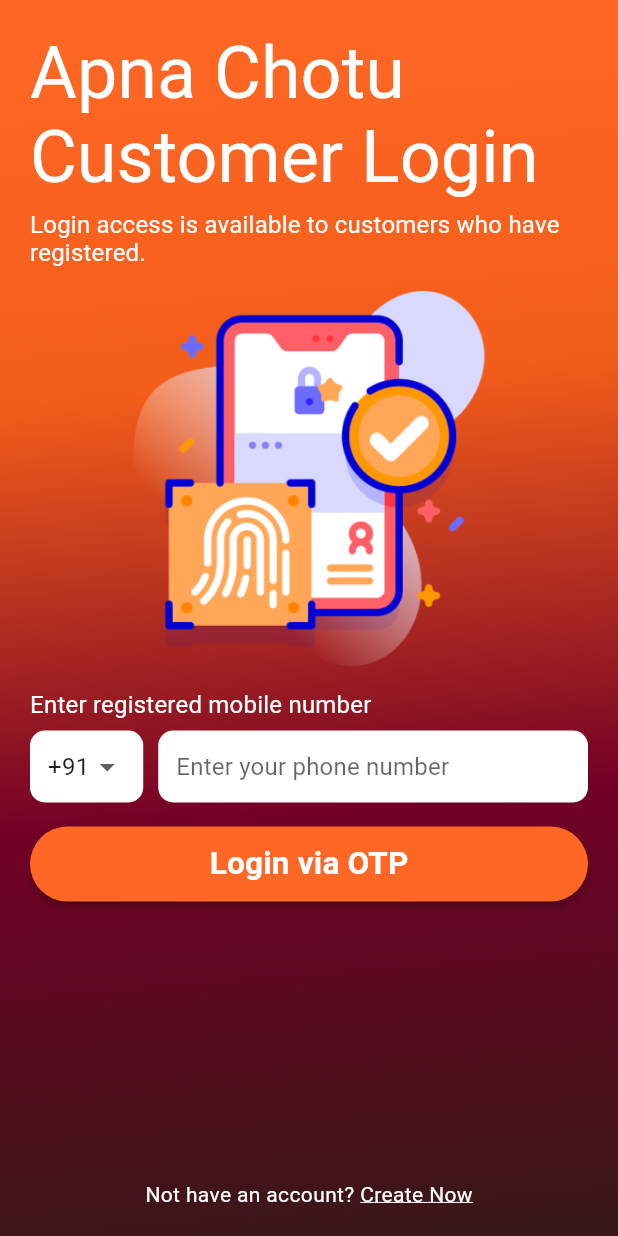
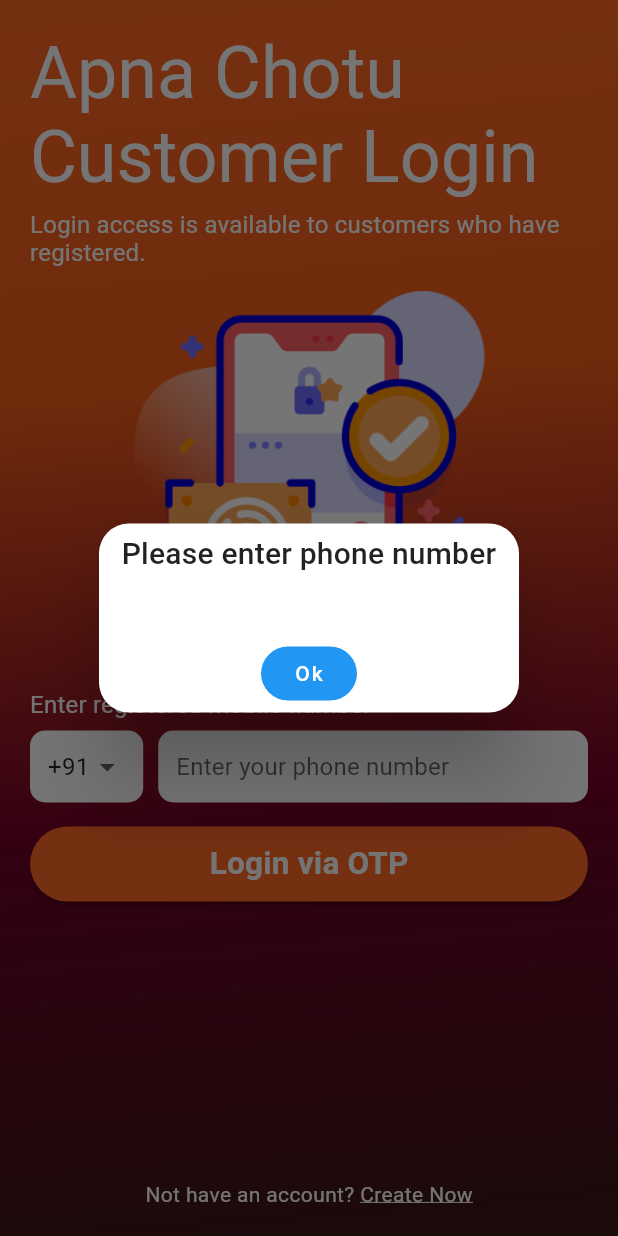
Before and after one commit to ChandraChaan/apna_chotu_app, a Flutter app: the AuthScreen screen opened by its route, after a tap on "Login via OTP", on a phone screen of 412 x 824 dp. Run offline on Flutter 3.47's test engine with Material 2 defaults, Android fonts, the phone set to English and light mode, and no system bars; our stand-ins replace cached_network_image, connectivity, dio, dots_indicator, get, get_storage; accounts and stored records are empty.

Commit message:
resolved the errors

```diff
--- a/lib/Infrastructure/auth_param.dart
+++ b/lib/Infrastructure/auth_param.dart
@@ -20,7 +20,7 @@ class AuthParam {
   NetworkDataClass getParam() {
     return NetworkDataClass(
         baseUrl: Helpers.baseUrl,
-        extendedUrl: email != null ? Helpers.login : Helpers.signup,
+        extendedUrl: /*(email != null || email!.isNotEmpty) ? Helpers.signup :*/ Helpers.login,
 
         options: Options(
           headers: {"content-type": "application/json"},
--- a/lib/network/apna_chota_app_network.dart
+++ b/lib/network/apna_chota_app_network.dart
@@ -9,10 +9,10 @@ import 'Logger.dart';
 import 'network_data_class.dart';
 import 'network_strings.dart';
 
-final loadingNetwork = LoadingNetwork();
+final apnaChotaAppNetwork = ApnaChotaAppNetwork();
 final Dio _dio = Dio();
 
-class LoadingNetwork {
+class ApnaChotaAppNetwork {
   Future<dynamic> getAPIResponse(dynamic dynamicData) async {
     print('network layer arrived');
     // NetworkDataClass networkDataClass = dynamicData.getParam();
--- a/lib/presentation/auth_screen.dart
+++ b/lib/presentation/auth_screen.dart
@@ -1,4 +1,6 @@
+import 'package:apna_chotu_app/Application/controller/auth_controller.dart';
 import 'package:flutter/material.dart';
+import 'package:get/get.dart';
 import '../utils/linear_background.dart';
 import '../utils/rounded_button.dart';
 
@@ -10,6 +12,8 @@ class AuthScreen extends StatefulWidget {
 }
 
 class _AuthScreenState extends State<AuthScreen> {
+  final AuthController authController = Get.find();
+
   bool signup = false;
   List<String> countryCodes = ['+1', '+44', '+91', '+86'];
   String selectedCountryCode = '+91';
@@ -42,19 +46,6 @@ class _AuthScreenState extends State<AuthScreen> {
                         fontWeight: FontWeight.w400),
                   ),
                   const SizedBox(height: 16),
-                  // BlocBuilder<LoginCubit, LoginState>(
-                  //   builder: (context, state) {
-                  //     if (state == LoginState.loading) {
-                  //       return const CircularProgressIndicator();
-                  //     } else if (state == LoginState.success) {
-                  //       return const Text('Login Successful!');
-                  //     } else if (state == LoginState.error) {
-                  //       return const Text('Login Failed!');
-                  //     } else {
-                  //       return const SizedBox.shrink();
-                  //     }
-                  //   },
-                  // ),
                   Center(
                       child: SizedBox(
                           height: 250,
@@ -144,10 +135,19 @@ class _AuthScreenState extends State<AuthScreen> {
                   const SizedBox(height: 16),
                   RoundedButton(
                     onPressed: () {
-                      // _registrationCubit.registerUser(
-                      //   phoneNumberController.text,
-                      //   emailController.text,
-                      // );
+                      if (phoneNumberController.text.trim().isNotEmpty) {
+                        authController.callAPI(
+                            phone: phoneNumberController.text,
+                            email: emailController.text);
+                      } else {
+                        Get.defaultDialog(
+                          confirmTextColor: Colors.white,
+                            title: 'Please enter phone number',
+                            middleText: '',
+                            onConfirm: () {
+                              Get.back();
+                            });
+                      }
                     },
                     name: signup ? 'Register' : 'Login via OTP',
                   ),
--- a/lib/presentation/intro_screen.dart
+++ b/lib/presentation/intro_screen.dart
@@ -1,11 +1,9 @@
 import 'package:apna_chotu_app/Config/app_pages.dart';
 import 'package:flutter/material.dart';
 import 'package:dots_indicator/dots_indicator.dart';
-import 'package:flutter_bloc/flutter_bloc.dart';
 import 'package:get/get.dart';
 import '../utils/linear_background.dart';
 import '../utils/rounded_button.dart';
-import 'auth_screen.dart';
 
 class IntroductionScreen extends StatefulWidget {
   const IntroductionScreen({super.key});
--- a/lib/provider/apna_chota_app_provider.dart
+++ b/lib/provider/apna_chota_app_provider.dart
@@ -1,4 +1,5 @@
-import '../Network/apna_chota_app_network.dart';
+
+import '../network/apna_chota_app_network.dart';
 
 abstract class IApnaChotuAppProvider {
   dynamic(dynamic);
@@ -6,5 +7,5 @@ abstract class IApnaChotuAppProvider {
 
 class ApnaChotuAppProvider implements IApnaChotuAppProvider {
   @override
-  dynamic(dynamic) => loadingNetwork.getAPIResponse(dynamic);
+  dynamic(dynamic) => apnaChotaAppNetwork.getAPIResponse(dynamic);
 }
--- a/pubspec.yaml
+++ b/pubspec.yaml
@@ -40,15 +40,12 @@ dependencies:
   cupertino_icons: ^1.0.2
   http:
   dots_indicator:
-  flutter_bloc: ^8.0.1
   get: ^4.3.8
   get_storage: ^2.0.3
   dio: ^4.0.0
   connectivity: ^3.0.6
   url_launcher:
   cached_network_image: ^3.2.0
-  carousel_slider: ^4.0.0
-  drag_and_drop_gridview:
 
 dev_dependencies:
   flutter_test:
```
Also changed, not shown: lib/application/controller/auth_controller.dart (+13 -6 lines), lib/main.dart (+11 -11 lines), pubspec.lock, 2 other files.
